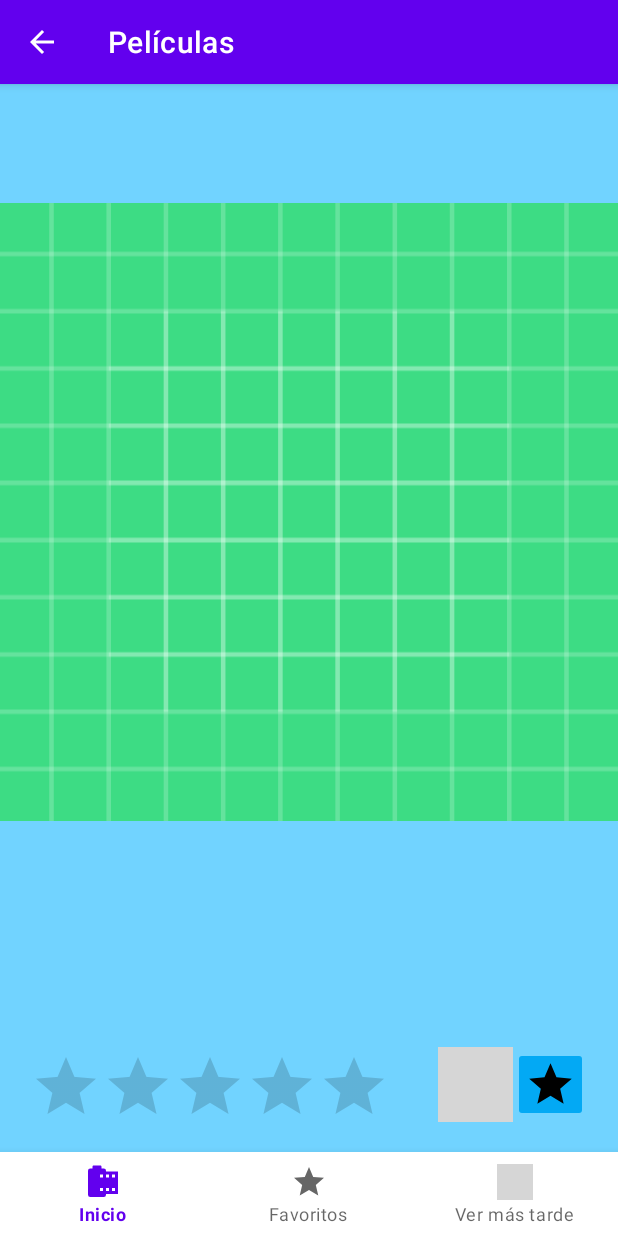
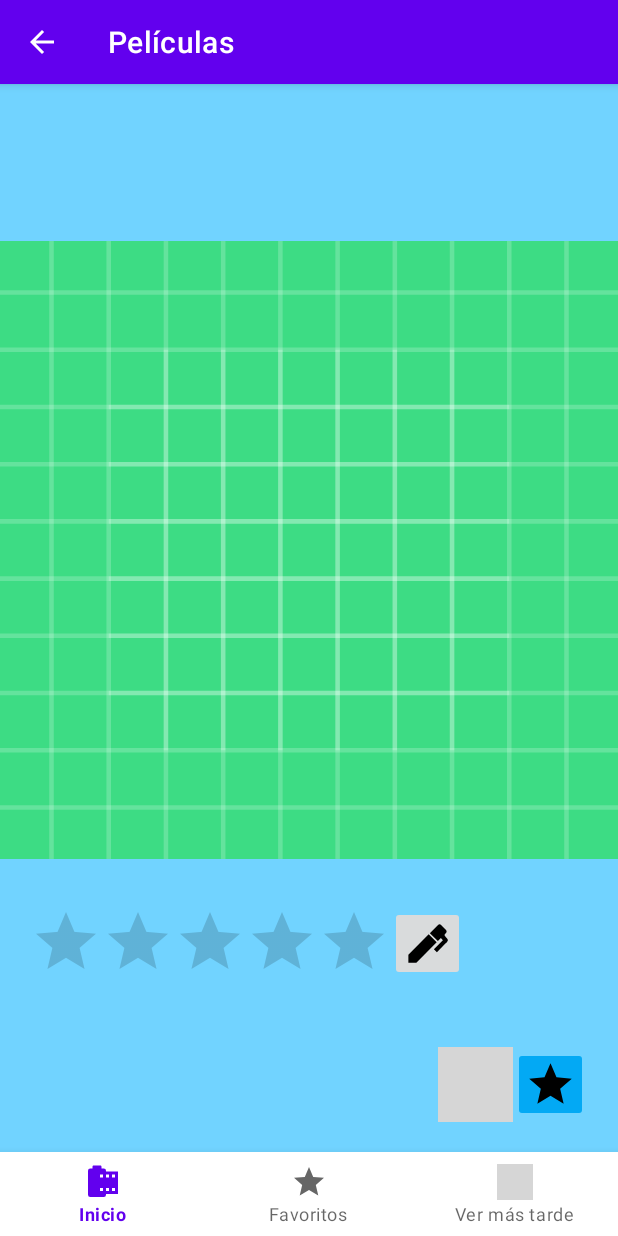
Before and after one commit to MireyaMartinezPerez/FilmOp, an Android app: the fragment PeliculaDetalleFragment placed in its activity, on a phone screen of 412 x 824 dp. Run offline under Robolectric (Android 15) with nearby library versions, the phone set to English and light mode, and no system bars; our stand-ins replace Firebase (no records; nobody signed in at launch, a user with empty details on screens opened directly), navigation-ui; Roboto replaces fonts that are not available here; 7 statements that could not run were skipped; grey boxes are pictures that could not be loaded.

Commit message:
Añadido valoración

```diff
--- a/app/src/main/java/net/iessochoa/mireyamartinez/filmop/ui/data/MovieData.kt
+++ b/app/src/main/java/net/iessochoa/mireyamartinez/filmop/ui/data/MovieData.kt
@@ -8,7 +8,7 @@ data class MovieData(
     val name: String = "",
     val duration: String = "",
     val genre: String = "",
-    val rating: Double = 0.0,
+    var rating: Double = 0.0,
     val platforms: List<String> = emptyList(),
     val image: String = ""
 ): Parcelable {
--- /dev/null
+++ b/app/src/main/res/drawable/ic_pen.xml
@@ -0,0 +1 @@
+<!-- drawable/pen.xml --><vector xmlns:android="http://schemas.android.com/apk/res/android" android:height="24dp" android:width="24dp" android:viewportWidth="24" android:viewportHeight="24"><path android:fillColor="#000000" android:pathData="M20.71,7.04C20.37,7.38 20.04,7.71 20.03,8.04C20,8.36 20.34,8.69 20.66,9C21.14,9.5 21.61,9.95 21.59,10.44C21.57,10.93 21.06,11.44 20.55,11.94L16.42,16.08L15,14.66L19.25,10.42L18.29,9.46L16.87,10.87L13.12,7.12L16.96,3.29C17.35,2.9 18,2.9 18.37,3.29L20.71,5.63C21.1,6 21.1,6.65 20.71,7.04M3,17.25L12.56,7.68L16.31,11.43L6.75,21H3V17.25Z" /></vector>
--- /dev/null
+++ b/app/src/main/res/drawable/ic_save.xml
@@ -0,0 +1 @@
+<!-- drawable/content_save_all.xml --><vector xmlns:android="http://schemas.android.com/apk/res/android" android:height="24dp" android:width="24dp" android:viewportWidth="24" android:viewportHeight="24"><path android:fillColor="#000000" android:pathData="M17,7V3H7V7H17M14,17A3,3 0 0,0 17,14A3,3 0 0,0 14,11A3,3 0 0,0 11,14A3,3 0 0,0 14,17M19,1L23,5V17A2,2 0 0,1 21,19H7C5.89,19 5,18.1 5,17V3A2,2 0 0,1 7,1H19M1,7H3V21H17V23H3A2,2 0 0,1 1,21V7Z" /></vector>
--- a/app/src/main/res/layout/fragment_pelicula_detalle.xml
+++ b/app/src/main/res/layout/fragment_pelicula_detalle.xml
@@ -14,8 +14,8 @@
 
         <TextView
             android:id="@+id/tvTituloPelicula"
-            android:layout_width="368dp"
-            android:layout_height="57dp"
+            android:layout_width="385dp"
+            android:layout_height="73dp"
             android:fontFamily="serif"
             android:gravity="center"
             android:textAlignment="center"
@@ -30,8 +30,7 @@
             android:id="@+id/ivPortadaPelicula"
             android:layout_width="0dp"
             android:layout_height="0dp"
-            android:layout_marginBottom="6dp"
-            app:layout_constraintBottom_toTopOf="@+id/tvGeneroPelicula"
+            app:layout_constraintBottom_toTopOf="@+id/rbValoracionPelicula"
             app:layout_constraintEnd_toEndOf="parent"
             app:layout_constraintHorizontal_bias="0.495"
             app:layout_constraintStart_toStartOf="parent"
@@ -43,7 +42,7 @@
             android:layout_width="wrap_content"
             android:layout_height="wrap_content"
             android:layout_marginStart="20dp"
-            android:layout_marginBottom="20dp"
+            android:layout_marginBottom="5dp"
             android:textSize="16sp"
             app:layout_constraintBottom_toTopOf="@+id/tvDuracionPelicula"
             app:layout_constraintStart_toStartOf="parent"
@@ -53,9 +52,9 @@
             android:id="@+id/tvPlataformas"
             android:layout_width="wrap_content"
             android:layout_height="wrap_content"
-            android:layout_marginBottom="20dp"
+            android:layout_marginBottom="30dp"
             android:textSize="16sp"
-            app:layout_constraintBottom_toTopOf="@+id/rbValoracionPelicula"
+            app:layout_constraintBottom_toBottomOf="parent"
             app:layout_constraintStart_toStartOf="@+id/tvDuracionPelicula"
             tools:text="@string/plataformas" />
 
@@ -63,7 +62,7 @@
             android:id="@+id/tvDuracionPelicula"
             android:layout_width="wrap_content"
             android:layout_height="wrap_content"
-            android:layout_marginBottom="20dp"
+            android:layout_marginBottom="5dp"
             android:textSize="16sp"
             app:layout_constraintBottom_toTopOf="@+id/tvPlataformas"
             app:layout_constraintStart_toStartOf="@+id/tvGeneroPelicula"
@@ -73,13 +72,12 @@
             android:id="@+id/rbValoracionPelicula"
             android:layout_width="wrap_content"
             android:layout_height="0dp"
-            android:layout_marginBottom="10dp"
             android:isIndicator="true"
             android:numStars="5"
             android:progressTint="#00569C"
             android:visibility="visible"
-            app:layout_constraintBottom_toBottomOf="parent"
-            app:layout_constraintStart_toStartOf="@+id/tvPlataformas" />
+            app:layout_constraintBottom_toTopOf="@+id/tvGeneroPelicula"
+            app:layout_constraintStart_toStartOf="@+id/tvGeneroPelicula" />
 
         <ImageButton
             android:id="@+id/imbVerTarde"
@@ -91,6 +89,17 @@
             android:src="@drawable/ic_clock"
             app:layout_constraintBottom_toBottomOf="@+id/imFavoritos"
             app:layout_constraintEnd_toStartOf="@+id/imFavoritos" />
+
+        <ImageButton
+            android:id="@+id/imbEditar"
+            android:layout_width="50dp"
+            android:layout_height="50dp"
+            android:backgroundTint="#D9DBDC"
+            android:padding="8dp"
+            android:scaleType="fitXY"
+            android:src="@drawable/ic_pen"
+            app:layout_constraintStart_toEndOf="@+id/rbValoracionPelicula"
+            app:layout_constraintTop_toTopOf="@+id/rbValoracionPelicula" />
 
         <ImageButton
             android:id="@+id/imFavoritos"
```
Also changed, not shown: app/src/main/java/net/iessochoa/mireyamartinez/filmop/ui/pelicula_detalle/PeliculaDetalleFragment.kt (+21 -0 lines), app/src/main/java/net/iessochoa/mireyamartinez/filmop/ui/pelicula_detalle/PeliculaDetalleViewModel.kt (+11 -2 lines).
